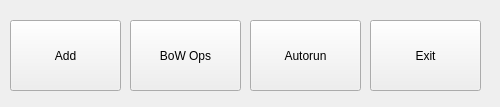
Above: welcome.ui from rajithavk/frontend before the change. Below: the same form after it.
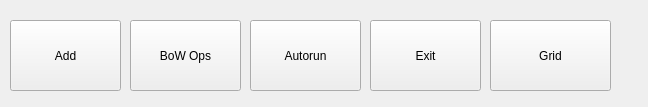
That is the form after the change.

```diff
--- a/welcome.ui
+++ b/welcome.ui
@@ -6,7 +6,7 @@
    <rect>
     <x>0</x>
     <y>0</y>
-    <width>500</width>
+    <width>648</width>
     <height>107</height>
    </rect>
   </property>
@@ -66,6 +66,19 @@
      <string>Exit</string>
     </property>
    </widget>
+   <widget class="QPushButton" name="btnGrid">
+    <property name="geometry">
+     <rect>
+      <x>490</x>
+      <y>20</y>
+      <width>121</width>
+      <height>71</height>
+     </rect>
+    </property>
+    <property name="text">
+     <string>Grid</string>
+    </property>
+   </widget>
   </widget>
  </widget>
  <resources/>
```
